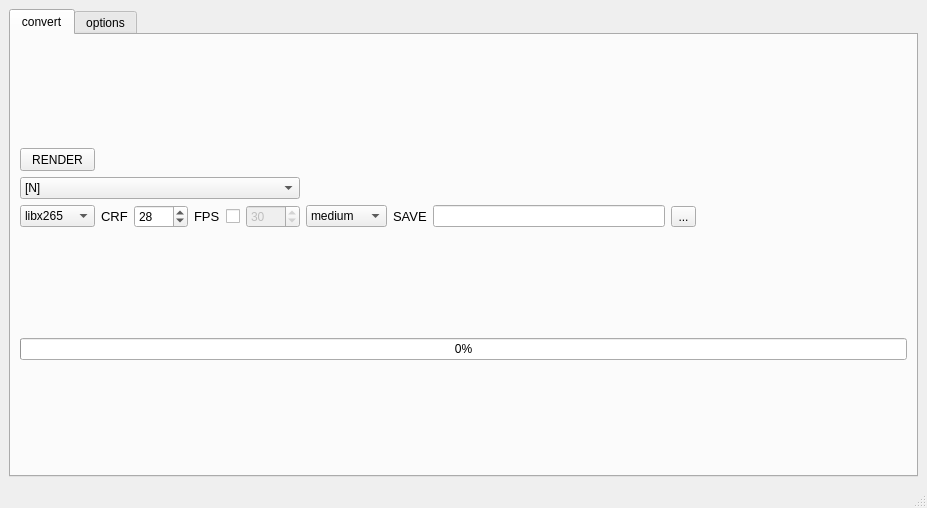
Old version of the form interface.ui in the repository MNEEQ/uconvert.
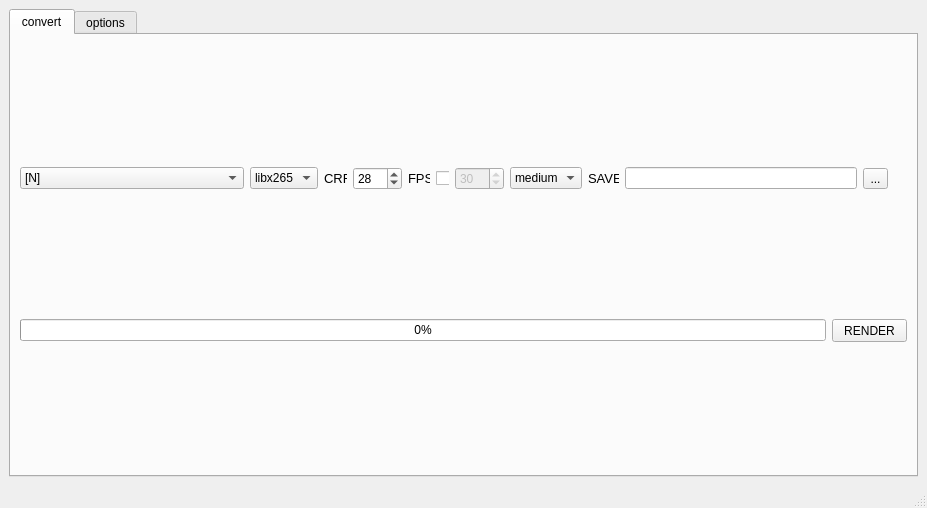
New version of the form.

Commit message: Исправлен ui

Patch:
```diff
--- a/interface.ui
+++ b/interface.ui
@@ -17,11 +17,11 @@
    <set>QMainWindow::AllowTabbedDocks|QMainWindow::AnimatedDocks</set>
   </property>
   <widget class="QWidget" name="centralwidget">
-   <layout class="QVBoxLayout" name="verticalLayout">
+   <layout class="QGridLayout" name="gridLayout">
     <property name="topMargin">
      <number>9</number>
     </property>
-    <item>
+    <item row="0" column="0">
      <widget class="QTabWidget" name="tabWidget">
       <property name="acceptDrops">
        <bool>false</bool>
@@ -43,7 +43,7 @@
         <string>convert</string>
        </attribute>
        <layout class="QGridLayout" name="gridLayout_2">
-        <item row="2" column="0">
+        <item row="1" column="0">
          <widget class="QProgressBar" name="progressBar_convert">
           <property name="sizePolicy">
            <sizepolicy hsizetype="Expanding" vsizetype="Fixed">
@@ -87,39 +87,39 @@
           </property>
          </widget>
         </item>
-        <item row="0" column="0">
-         <layout class="QGridLayout" name="gridLayout_4" columnminimumwidth="0,0,0,0,0,0,0,0,0,0,0,0">
+        <item row="1" column="1">
+         <widget class="QPushButton" name="btn_render">
+          <property name="sizePolicy">
+           <sizepolicy hsizetype="Minimum" vsizetype="Minimum">
+            <horstretch>0</horstretch>
+            <verstretch>0</verstretch>
+           </sizepolicy>
+          </property>
+          <property name="minimumSize">
+           <size>
+            <width>75</width>
+            <height>23</height>
+           </size>
+          </property>
+          <property name="maximumSize">
+           <size>
+            <width>75</width>
+            <height>23</height>
+           </size>
+          </property>
+          <property name="text">
+           <string>RENDER</string>
+          </property>
+          <property name="shortcut">
+           <string>F12</string>
+          </property>
+         </widget>
+        </item>
+        <item row="0" column="0" colspan="2">
+         <layout class="QGridLayout" name="gridLayout_4">
           <property name="spacing">
            <number>6</number>
           </property>
-          <item row="2" column="1">
-           <widget class="QPushButton" name="btn_render">
-            <property name="sizePolicy">
-             <sizepolicy hsizetype="Minimum" vsizetype="Minimum">
-              <horstretch>0</horstretch>
-              <verstretch>0</verstretch>
-             </sizepolicy>
-            </property>
-            <property name="minimumSize">
-             <size>
-              <width>75</width>
-              <height>23</height>
-             </size>
-            </property>
-            <property name="maximumSize">
-             <size>
-              <width>75</width>
-              <height>23</height>
-             </size>
-            </property>
-            <property name="text">
-             <string>RENDER</string>
-            </property>
-            <property name="shortcut">
-             <string>F12</string>
-            </property>
-           </widget>
-          </item>
           <item row="4" column="5">
            <widget class="QCheckBox" name="fpsEnable">
             <property name="sizePolicy">
@@ -164,6 +164,88 @@
             </property>
            </widget>
           </item>
+          <item row="4" column="8">
+           <widget class="QLabel" name="label_save">
+            <property name="sizePolicy">
+             <sizepolicy hsizetype="Fixed" vsizetype="Fixed">
+              <horstretch>0</horstretch>
+              <verstretch>0</verstretch>
+             </sizepolicy>
+            </property>
+            <property name="minimumSize">
+             <size>
+              <width>31</width>
+              <height>16</height>
+             </size>
+            </property>
+            <property name="font">
+             <font>
+              <pointsize>10</pointsize>
+              <weight>50</weight>
+              <bold>false</bold>
+             </font>
+            </property>
+            <property name="frameShape">
+             <enum>QFrame::NoFrame</enum>
+            </property>
+            <property name="frameShadow">
+             <enum>QFrame::Plain</enum>
+            </property>
+            <property name="text">
+             <string>SAVE</string>
+            </property>
+            <property name="textFormat">
+             <enum>Qt::AutoText</enum>
+            </property>
+            <property name="scaledContents">
+             <bool>false</bool>
+            </property>
+            <property name="wordWrap">
+             <bool>false</bool>
+            </property>
+            <property name="margin">
+             <number>0</number>
+            </property>
+            <property name="openExternalLinks">
+             <bool>false</bool>
+            </property>
+           </widget>
+          </item>
+          <item row="4" column="1">
+           <widget class="QComboBox" name="list_codec">
+            <property name="sizePolicy">
+             <sizepolicy hsizetype="Fixed" vsizetype="Fixed">
+              <horstretch>0</horstretch>
+              <verstretch>0</verstretch>
+             </sizepolicy>
+            </property>
+            <property name="minimumSize">
+             <size>
+              <width>68</width>
+              <height>20</height>
+             </size>
+            </property>
+            <property name="maximumSize">
+             <size>
+              <width>75</width>
+              <height>16777215</height>
+             </size>
+            </property>
+            <property name="currentIndex">
+             <number>0</number>
+            </property>
+            <item>
+             <property name="text">
+              <string>libx265</string>
+             </property>
+            </item>
+            <item>
+             <property name="text">
+              <string>libx264</string>
+             </property>
+            </item>
+           </widget>
+          </item>
           <item row="4" column="7">
            <widget class="QComboBox" name="list_ffmpeg_preset">
             <property name="minimumSize">
@@ -227,166 +309,6 @@
             </item>
            </widget>
           </item>
-          <item row="4" column="8">
-           <widget class="QLabel" name="label_save">
-            <property name="sizePolicy">
-             <sizepolicy hsizetype="Fixed" vsizetype="Fixed">
-              <horstretch>0</horstretch>
-              <verstretch>0</verstretch>
-             </sizepolicy>
-            </property>
-            <property name="minimumSize">
-             <size>
-              <width>31</width>
-              <height>16</height>
-             </size>
-            </property>
-            <property name="font">
-             <font>
-              <pointsize>10</pointsize>
-              <weight>50</weight>
-              <bold>false</bold>
-             </font>
-            </property>
-            <property name="frameShape">
-             <enum>QFrame::NoFrame</enum>
-            </property>
-            <property name="frameShadow">
-             <enum>QFrame::Plain</enum>
-            </property>
-            <property name="text">
-             <string>SAVE</string>
-            </property>
-            <property name="textFormat">
-             <enum>Qt::AutoText</enum>
-            </property>
-            <property name="scaledContents">
-             <bool>false</bool>
-            </property>
-            <property name="wordWrap">
-             <bool>false</bool>
-            </property>
-            <property name="margin">
-             <number>0</number>
-            </property>
-            <property name="openExternalLinks">
-             <bool>false</bool>
-            </property>
-           </widget>
-          </item>
-          <item row="3" column="1" colspan="6">
-           <widget class="QComboBox" name="current_fileName">
-            <property name="minimumSize">
-             <size>
-              <width>261</width>
-              <height>20</height>
-             </size>
-            </property>
-            <item>
-             <property name="text">
-              <string notr="true">[N]</string>
-             </property>
-            </item>
-           </widget>
-          </item>
-          <item row="4" column="1">
-           <widget class="QComboBox" name="list_codec">
-            <property name="minimumSize">
-             <size>
-              <width>75</width>
-              <height>20</height>
-             </size>
-            </property>
-            <property name="maximumSize">
-             <size>
-              <width>75</width>
-              <height>16777215</height>
-             </size>
-            </property>
-            <property name="currentIndex">
-             <number>0</number>
-            </property>
-            <item>
-             <property name="text">
-              <string>libx265</string>
-             </property>
-            </item>
-            <item>
-             <property name="text">
-              <string>libx264</string>
-             </property>
-            </item>
-           </widget>
-          </item>
-          <item row="4" column="3">
-           <widget class="QSpinBox" name="crfCount">
-            <property name="sizePolicy">
-             <sizepolicy hsizetype="Fixed" vsizetype="Fixed">
-              <horstretch>0</horstretch>
-              <verstretch>0</verstretch>
-             </sizepolicy>
-            </property>
-            <property name="minimumSize">
-             <size>
-              <width>49</width>
-              <height>20</height>
-             </size>
-            </property>
-            <property name="maximum">
-             <number>1000</number>
-            </property>
-            <property name="value">
-             <number>28</number>
-            </property>
-           </widget>
-          </item>
-          <item row="4" column="2">
-           <widget class="QLabel" name="label_crf">
-            <property name="sizePolicy">
-             <sizepolicy hsizetype="Fixed" vsizetype="Fixed">
-              <horstretch>0</horstretch>
-              <verstretch>0</verstretch>
-             </sizepolicy>
-            </property>
-            <property name="minimumSize">
-             <size>
-              <width>23</width>
-              <height>16</height>
-             </size>
-            </property>
-            <property name="font">
-             <font>
-              <pointsize>10</pointsize>
-              <weight>50</weight>
-              <bold>false</bold>
-             </font>
-            </property>
-            <property name="frameShape">
-             <enum>QFrame::NoFrame</enum>
-            </property>
-            <property name="frameShadow">
-             <enum>QFrame::Plain</enum>
-            </property>
-            <property name="text">
-             <string>CRF</string>
-            </property>
-            <property name="textFormat">
-             <enum>Qt::AutoText</enum>
-            </property>
-            <property name="scaledContents">
-             <bool>false</bool>
-            </property>
-            <property name="wordWrap">
-             <bool>false</bool>
-            </property>
-            <property name="margin">
-             <number>0</number>
-            </property>
-            <property name="openExternalLinks">
-             <bool>false</bool>
-            </property>
-           </widget>
-          </item>
           <item row="4" column="4">
            <widget class="QLabel" name="label_fps">
             <property name="sizePolicy">
@@ -434,18 +356,74 @@
             </property>
            </widget>
           </item>
-          <item row="4" column="11">
-           <spacer name="horizontalSpacer_2">
-            <property name="orientation">
-             <enum>Qt::Horizontal</enum>
+          <item row="4" column="2">
+           <widget class="QLabel" name="label_crf">
+            <property name="sizePolicy">
+             <sizepolicy hsizetype="Fixed" vsizetype="Fixed">
+              <horstretch>0</horstretch>
+              <verstretch>0</verstretch>
+             </sizepolicy>
             </property>
-            <property name="sizeHint" stdset="0">
+            <property name="minimumSize">
              <size>
-              <width>40</width>
+              <width>23</width>
+              <height>16</height>
+             </size>
+            </property>
+            <property name="font">
+             <font>
+              <pointsize>10</pointsize>
+              <weight>50</weight>
+              <bold>false</bold>
+             </font>
+            </property>
+            <property name="frameShape">
+             <enum>QFrame::NoFrame</enum>
+            </property>
+            <property name="frameShadow">
+             <enum>QFrame::Plain</enum>
+            </property>
+            <property name="text">
+             <string>CRF</string>
+            </property>
+            <property name="textFormat">
+             <enum>Qt::AutoText</enum>
+            </property>
+            <property name="scaledContents">
+             <bool>false</bool>
+            </property>
+            <property name="wordWrap">
+             <bool>false</bool>
+            </property>
+            <property name="margin">
+             <number>0</number>
+            </property>
+            <property name="openExternalLinks">
+             <bool>false</bool>
+            </property>
+           </widget>
+          </item>
+          <item row="4" column="3">
+           <widget class="QSpinBox" name="crfCount">
+            <property name="sizePolicy">
+             <sizepolicy hsizetype="Fixed" vsizetype="Fixed">
+              <horstretch>0</horstretch>
+              <verstretch>0</verstretch>
+             </sizepolicy>
+            </property>
+            <property name="minimumSize">
+             <size>
+              <width>49</width>
               <height>20</height>
              </size>
             </property>
-           </spacer>
+            <property name="maximum">
+             <number>1000</number>
+            </property>
+            <property name="value">
+             <number>28</number>
+            </property>
+           </widget>
           </item>
           <item row="4" column="9">
            <widget class="QLineEdit" name="path_save">
@@ -479,6 +457,40 @@
             </property>
            </widget>
           </item>
+          <item row="4" column="11">
+           <spacer name="horizontalSpacer_2">
+            <property name="orientation">
+             <enum>Qt::Horizontal</enum>
+            </property>
+            <property name="sizeHint" stdset="0">
+             <size>
+              <width>40</width>
+              <height>20</height>
+             </size>
+            </property>
+           </spacer>
+          </item>
+          <item row="4" column="0">
+           <widget class="QComboBox" name="current_fileName">
+            <property name="sizePolicy">
+             <sizepolicy hsizetype="Fixed" vsizetype="Fixed">
+              <horstretch>0</horstretch>
+              <verstretch>0</verstretch>
+             </sizepolicy>
+            </property>
+            <property name="minimumSize">
+             <size>
+              <width>224</width>
+              <height>20</height>
+             </size>
+            </property>
+            <item>
+             <property name="text">
+              <string notr="true">[N]</string>
+             </property>
+            </item>
+           </widget>
+          </item>
          </layout>
         </item>
        </layout>
```
Left out of the diff: 15 changed lines with no effect on the pictures. The commit also changes 1 other file.
